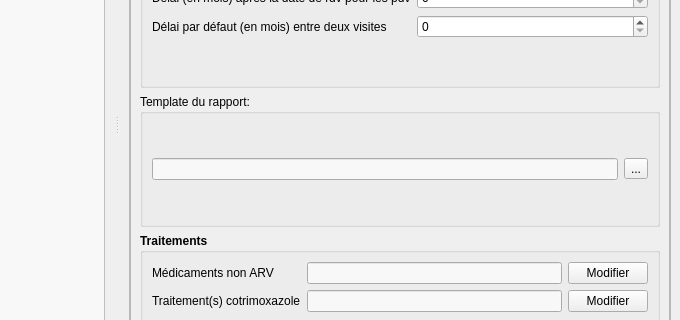
Qt form gui/ui/mainwindow.ui (Solthis/Fugen-2.0) before a commit; both pictures show x 416 to 1096 and y 305 to 625 of the 1096 by 957 pixel window.
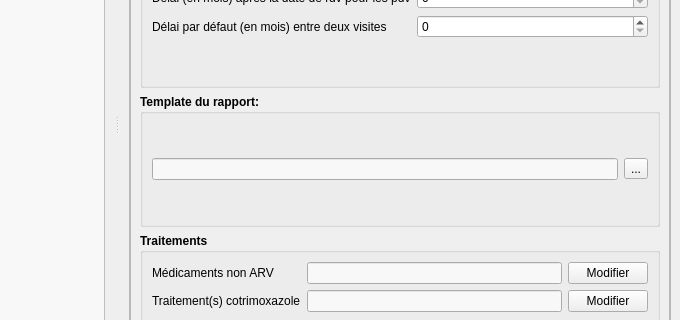
The same form after that commit.

```diff
--- a/gui/ui/mainwindow.ui
+++ b/gui/ui/mainwindow.ui
@@ -822,6 +822,12 @@
             </item>
             <item>
              <widget class="QGroupBox" name="template_groupbox">
+              <property name="font">
+               <font>
+                <weight>75</weight>
+                <bold>true</bold>
+               </font>
+              </property>
               <property name="title">
                <string>Template du rapport:</string>
               </property>
```
